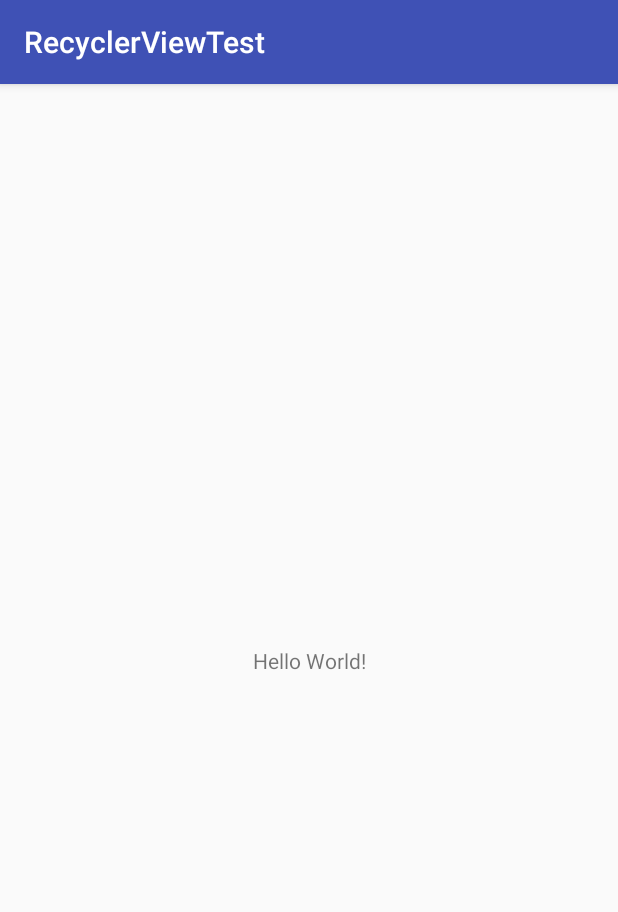
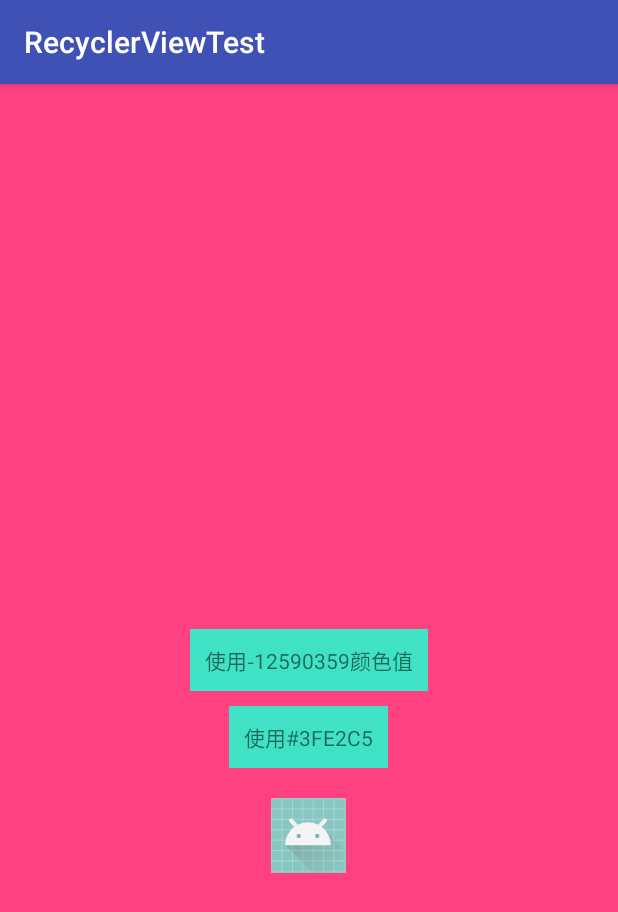
Before and after one commit to edenSYD/RecyclerViewTest, an Android app: the screen it shows after launch (MainActivity), on a phone screen of 412 x 824 dp. Shown: the top 912 px of the screen. Run offline under Robolectric (Android 15) with nearby library versions, the phone set to English and light mode, and no system bars.

Commit message:
1.在Android开发中，经常需要设置控件的背景颜色或者图片的src颜色。

```diff
--- a/app/src/main/java/com/example/syd/recyclerviewtest/MainActivity.java
+++ b/app/src/main/java/com/example/syd/recyclerviewtest/MainActivity.java
@@ -1,13 +1,48 @@
 package com.example.syd.recyclerviewtest;
 
+import android.graphics.Color;
+import android.graphics.drawable.ColorDrawable;
+import android.graphics.drawable.Drawable;
+import android.support.v4.content.ContextCompat;
 import android.support.v7.app.AppCompatActivity;
 import android.os.Bundle;
+import android.widget.ImageView;
+import android.widget.RelativeLayout;
+import android.widget.TextView;
 
 public class MainActivity extends AppCompatActivity {
+
+    private static final String TAG = "MainActivity";
+
+    private RelativeLayout relativeLayout;
+    private TextView textViewInt;
+    private TextView textViewHex;
+    private ImageView imageView;
 
     @Override
     protected void onCreate(Bundle savedInstanceState) {
         super.onCreate(savedInstanceState);
         setContentView(R.layout.activity_main);
+        initSubViews();
+        initDatas();
+    }
+
+    private void initSubViews(){
+        relativeLayout = (RelativeLayout) findViewById(R.id.activity_main);
+        textViewInt = (TextView)findViewById(R.id.tv_colorint);
+        textViewHex = (TextView)findViewById(R.id.tv_colorhex);
+        imageView = (ImageView)findViewById(R.id.image_color);
+    }
+    private void initDatas(){
+        //setBackgroundColor方法
+        relativeLayout.setBackgroundColor(ContextCompat.getColor(this,R.color.colorAccent));
+        textViewInt.setBackgroundColor(new  Integer(-12590395));
+        textViewHex.setBackgroundColor(Color.parseColor("#3FE2C5"));
+
+        //setImageDrawable方法
+        Drawable drawableColor1 = new ColorDrawable(ContextCompat.getColor(this, R.color.colorAccent));//使用colors.xml文件中的颜色【在这里未使用，只是用来说明一种方式】
+        Drawable drawableColor2 = new ColorDrawable(new Integer(-2132153879));//使用颜色的int类型值【在这里未使用，只是用来说明一种方式】
+        Drawable drawableColor = new ColorDrawable(Color.parseColor("#80e9e9e9"));//使用颜色的16进制类型值
+        imageView.setImageDrawable(drawableColor);//设置ImageView控件的src属性值
     }
 }
--- a/app/src/main/res/layout/activity_main.xml
+++ b/app/src/main/res/layout/activity_main.xml
@@ -1,19 +1,38 @@
 <?xml version="1.0" encoding="utf-8"?>
-<android.support.constraint.ConstraintLayout
+<RelativeLayout
     xmlns:android="http://schemas.android.com/apk/res/android"
     xmlns:app="http://schemas.android.com/apk/res-auto"
     xmlns:tools="http://schemas.android.com/tools"
     android:layout_width="match_parent"
     android:layout_height="match_parent"
+    android:id="@+id/activity_main"
     tools:context=".MainActivity">
 
     <TextView
         android:layout_width="wrap_content"
         android:layout_height="wrap_content"
-        android:text="Hello World!"
-        app:layout_constraintBottom_toBottomOf="parent"
-        app:layout_constraintLeft_toLeftOf="parent"
-        app:layout_constraintRight_toRightOf="parent"
-        app:layout_constraintTop_toTopOf="parent"/>
+        android:id="@+id/tv_colorint"
+        android:padding="10dp"
+        android:text="使用-12590359颜色值"
+        android:layout_centerInParent="true"/>
+    <TextView
+        android:id="@+id/tv_colorhex"
+        android:layout_width="wrap_content"
+        android:layout_height="wrap_content"
+        android:padding="10dp"
+        android:text="使用#3FE2C5"
+        android:layout_below="@+id/tv_colorint"
+        android:layout_centerHorizontal="true"
+        android:layout_margin="10dp"/>
 
-</android.support.constraint.ConstraintLayout>
+    <ImageView
+        android:id="@+id/image_color"
+        android:layout_width="50dp"
+        android:layout_height="50dp"
+        android:src="#ffffff"
+        android:background="@mipmap/ic_launcher"
+        android:contentDescription="@string/app_name"
+        android:layout_below="@id/tv_colorhex"
+        android:layout_centerHorizontal="true"
+        android:layout_margin="10dp"/>
+</RelativeLayout>
```
